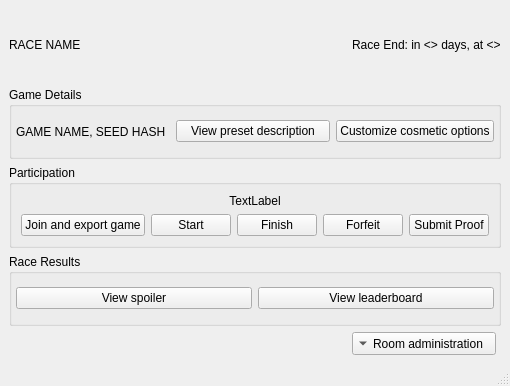
Above: randovania/gui/ui_files/async_race_room_window.ui from randovania/randovania before the change. Below: the same form after it.
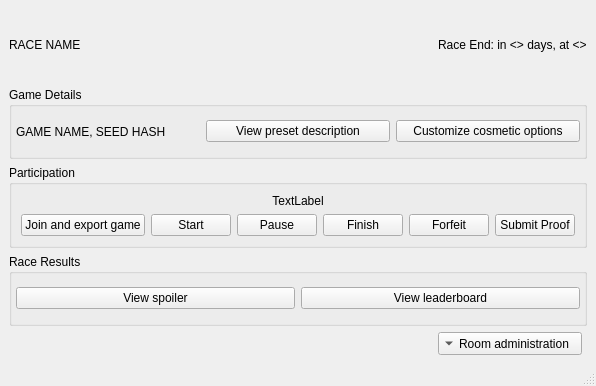
That is the form after the change.

Commit message: Async races: Add pausing

Patch:
```diff
--- a/randovania/gui/ui_files/async_race_room_window.ui
+++ b/randovania/gui/ui_files/async_race_room_window.ui
@@ -63,6 +63,23 @@
        <string>Participation</string>
       </property>
       <layout class="QGridLayout" name="gridLayout_2">
+       <item row="0" column="0" colspan="6">
+        <widget class="QLabel" name="participation_label">
+         <property name="text">
+          <string>TextLabel</string>
+         </property>
+         <property name="alignment">
+          <set>Qt::AlignmentFlag::AlignCenter</set>
+         </property>
+        </widget>
+       </item>
+       <item row="1" column="5">
+        <widget class="QPushButton" name="submit_proof_button">
+         <property name="text">
+          <string>Submit Proof</string>
+         </property>
+        </widget>
+       </item>
        <item row="1" column="0">
         <widget class="QPushButton" name="join_and_export_button">
          <property name="text">
@@ -70,6 +87,13 @@
          </property>
         </widget>
        </item>
+       <item row="1" column="3">
+        <widget class="QPushButton" name="finish_button">
+         <property name="text">
+          <string>Finish</string>
+         </property>
+        </widget>
+       </item>
        <item row="1" column="1">
         <widget class="QPushButton" name="start_button">
          <property name="text">
@@ -77,34 +101,17 @@
          </property>
         </widget>
        </item>
-       <item row="1" column="2">
-        <widget class="QPushButton" name="finish_button">
-         <property name="text">
-          <string>Finish</string>
-         </property>
-        </widget>
-       </item>
-       <item row="1" column="3">
+       <item row="1" column="4">
         <widget class="QPushButton" name="forfeit_button">
          <property name="text">
           <string>Forfeit</string>
          </property>
         </widget>
        </item>
-       <item row="1" column="4">
-        <widget class="QPushButton" name="submit_proof_button">
+       <item row="1" column="2">
+        <widget class="QPushButton" name="pause_button">
          <property name="text">
-          <string>Submit Proof</string>
-         </property>
-        </widget>
-       </item>
-       <item row="0" column="0" colspan="5">
-        <widget class="QLabel" name="participation_label">
-         <property name="text">
-          <string>TextLabel</string>
-         </property>
-         <property name="alignment">
-          <set>Qt::AlignmentFlag::AlignCenter</set>
+          <string>Pause</string>
          </property>
         </widget>
        </item>
```
The commit also changes 7 other files.
